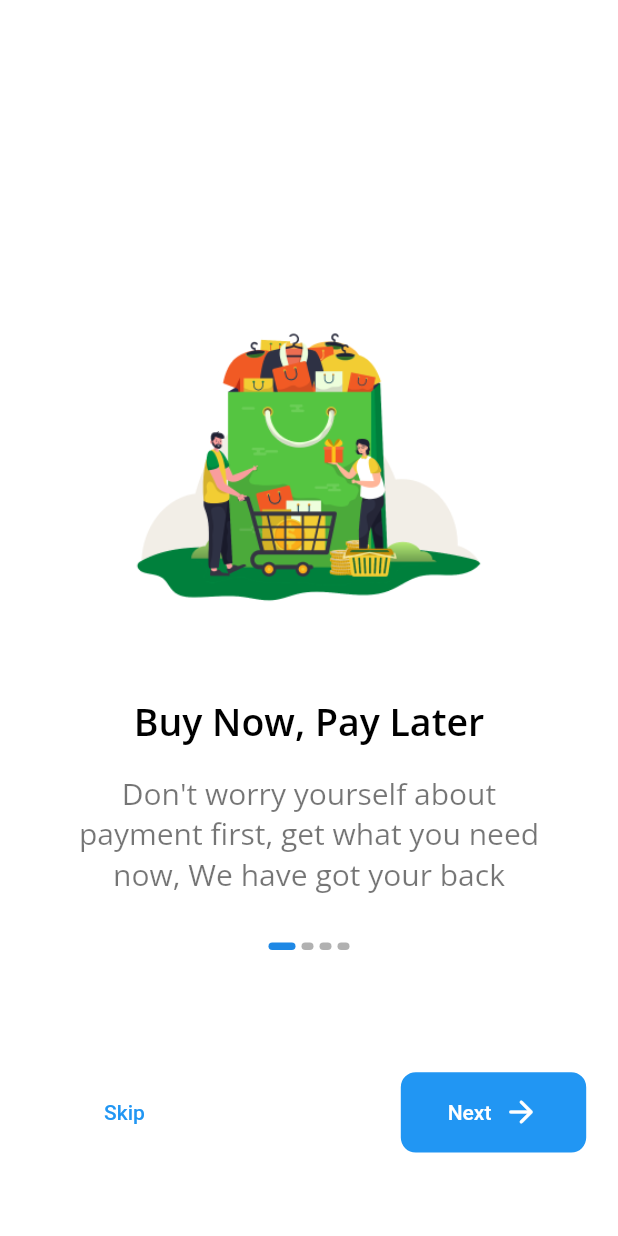
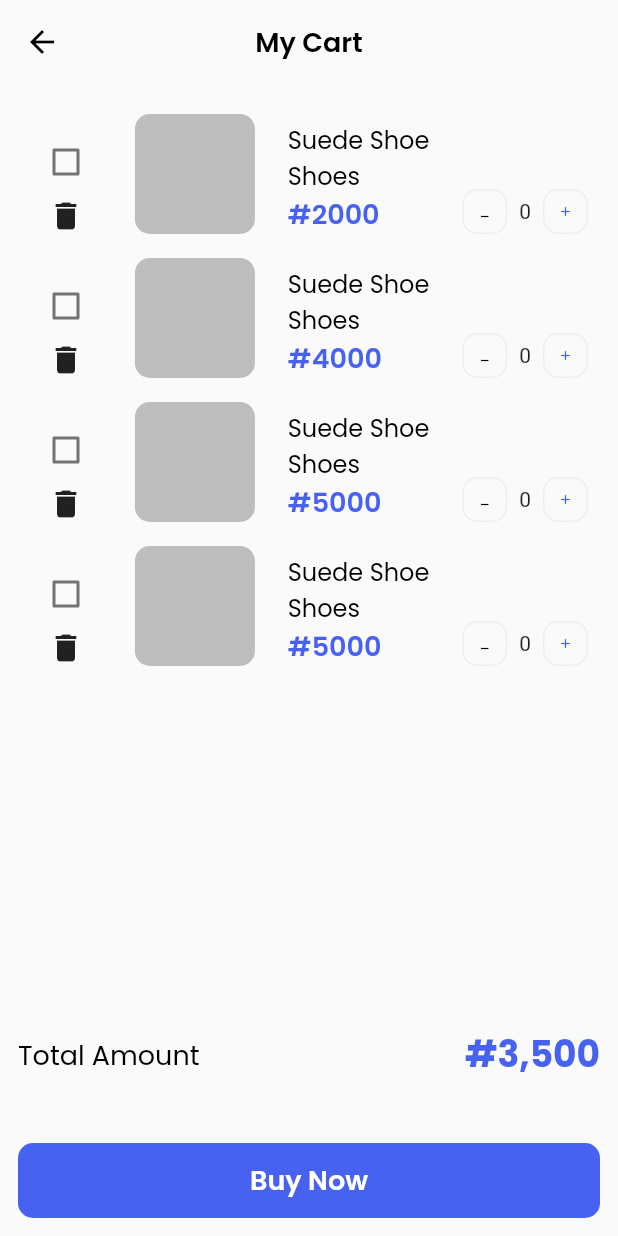
Before and after one commit to Praise650/sanlater, a Flutter app: the screen it shows after launch, on a phone screen of 412 x 824 dp. Run offline on Flutter 3.47's test engine with Material 2 defaults, Android fonts, the light colour scheme and no system bars; our stand-ins replace flutter_hooks, font_awesome_flutter, google_fonts, modal_progress_hud_nsn.

Commit message:
I created the cart screen using provider. I created a custom button, cart tile and a cart tile model

```diff
--- /dev/null
+++ b/lib/component/cart_tiles.dart
@@ -0,0 +1,98 @@
+import 'package:flutter/material.dart';
+import 'package:sanlater/util.dart/colors.dart';
+import 'package:sanlater/util.dart/text_styles.dart';
+class CartTiles extends StatelessWidget {
+  final bool isChecked;
+  final checkCallBack;
+  final String desc;
+  final String category;
+  final String price;
+  final Function()? minusOnTap;
+  final int? numberOfItem;
+  final Function()? addOnTap;
+  final Function()? onTapDelete;
+  CartTiles({
+    required this.isChecked,
+    this.checkCallBack,
+    required this.desc,
+    required this.category,
+    required this.price,
+    this.addOnTap,
+    this.minusOnTap,
+    this.numberOfItem,
+    this.onTapDelete,
+  });
+  @override
+  Widget build(BuildContext context) {
+    return Padding(
+      padding: const EdgeInsets.all(8.0),
+      child: Container(
+        child: Row(
+          crossAxisAlignment: CrossAxisAlignment.end,
+          mainAxisAlignment: MainAxisAlignment.spaceBetween,
+          children: [
+            Column(
+              children: [
+                Checkbox(
+                    value: isChecked,
+                    onChanged: checkCallBack,
+                ),
+                InkWell(
+                    onTap: onTapDelete,
+                    child: Icon(Icons.delete)),
+              ],
+            ),
+            Container(
+              decoration: BoxDecoration(
+                color: App.appGrey[400],
+                borderRadius: BorderRadius.circular(10),
+              ),
+              height: 80,
+                width: 80,
+            ),
+            Column(
+              crossAxisAlignment: CrossAxisAlignment.start,
+              children: [
+                Text(desc, style: sizeSixteenLightBlack,),
+                Text(category, style: sizeSixteenLightGrey,),
+                Text(price, style: sizeEighteenBoldPrimary,),
+              ],
+            ),
+            Row(
+              children: [
+                InkWell(
+                  onTap: minusOnTap,
+                  child: Container(
+                    height: 30,
+                      width: 30,
+                      decoration: BoxDecoration(
+                        borderRadius: BorderRadius.circular(10),
+                        border: Border.all(color:App.appGrey[200]!),
+                        color: App.transparent,
+                      ),
+                      child: Icon(Icons.minimize_sharp, size: 10, color: App.appBlack,)),
+                ),
+                Padding(
+                  padding: const EdgeInsets.symmetric(horizontal: 8.0),
+                  child: Text(numberOfItem.toString()),
+                ),
+                InkWell(
+                  onTap: addOnTap,
+                  child: Container(
+                      height: 30,
+                      width: 30,
+                      decoration: BoxDecoration(
+                        borderRadius: BorderRadius.circular(10),
+                        border: Border.all(color:App.appGrey[200]!),
+                        color: App.transparent,
+                      ),
+                      child: Icon(Icons.add, size: 10, color: App.appPrimary,)),
+                ),
+              ],
+            )
+          ],
+        )
+      ),
+    );
+  }
+}
--- /dev/null
+++ b/lib/component/custom_button.dart
@@ -0,0 +1,31 @@
+import 'package:flutter/material.dart';
+class CustomButton extends StatelessWidget {
+ final Function()? onPressed;
+ final Color? buttonColor;
+ final ShapeBorder? buttonShape;
+ final String title;
+ final TextStyle? titleStyle;
+ final double multiplyingFactor;
+CustomButton({
+  required this.title,
+  this.buttonColor,
+  this.buttonShape,
+  this.onPressed,
+  this.titleStyle,
+  this.multiplyingFactor = 1,
+});
+  @override
+  Widget build(BuildContext context) {
+    return Container(
+      width: MediaQuery.of(context).size.width*multiplyingFactor,
+      child: MaterialButton(
+          onPressed: onPressed,
+          height: 50,
+        elevation: 0,
+        color: buttonColor,
+        shape: buttonShape,
+        child: Text(title, style: titleStyle,),
+      ),
+    );
+  }
+}
--- a/lib/main.dart
+++ b/lib/main.dart
@@ -2,6 +2,7 @@ import 'package:flutter/material.dart';
 import 'package:sanlater/ui/screens/get-started.dart';
 import 'package:sanlater/ui/screens/homepage/homepage-view.dart';
 import 'package:sanlater/ui/screens/main-screen.dart';
+import 'package:sanlater/ui/screens/my_cart_screen.dart';
 import 'ui/screens/onboarding.dart';
 import 'ui/screens/splash_screen.dart';
 
@@ -19,9 +20,10 @@ class MyApp extends StatelessWidget {
       theme: ThemeData(
         primarySwatch: Colors.blue,
       ),
-      initialRoute: 'splash_screen',
+      initialRoute: 'my_cart_screen',
       // home: CounterApp(),
       routes: {
+        'my_cart_screen':(context)=>MyCartScreen(),
         'splash_screen':(context)=>SplashScreen(),
         'onboarding': (context)=>OnboardingScreen(),
         'get-started':(context)=>GetStarted(),
--- /dev/null
+++ b/lib/models/cart_tiles_model.dart
@@ -0,0 +1,14 @@
+class CartTilesModel {
+  final String desc;
+  final String category;
+  final String price;
+  int numberOfItem;
+   bool isChecked;
+  CartTilesModel({
+    required this.desc,
+    required this.price,
+    required this.category,
+    this.numberOfItem=0,
+    this.isChecked=false,
+  });
+}
--- a/lib/ui/screens/main-screen.dart
+++ b/lib/ui/screens/main-screen.dart
@@ -27,7 +27,7 @@ class _MainScreenState extends State<MainScreen> {
       bottomNavigationBar: BottomNavigationBar(
         currentIndex: selectedIndex,
         backgroundColor: App.appPrimary,
-        enableFeedback: true,
+        // enableFeedback: true,
         selectedFontSize: 18,
         selectedItemColor: Colors.orange,
         onTap: (index){
--- /dev/null
+++ b/lib/ui/screens/myCart_viewModel.dart
@@ -0,0 +1,44 @@
+import 'dart:collection';
+
+import 'package:flutter/material.dart';
+import 'package:sanlater/models/cart_tiles_model.dart';
+class MyCartViewModel with ChangeNotifier{
+  List<CartTilesModel> _cartList = [
+    CartTilesModel(desc: 'Suede Shoe', price:'#2000', category: 'Shoes',),
+    CartTilesModel(desc: 'Suede Shoe', price:'#4000', category: 'Shoes',),
+    CartTilesModel(desc: 'Suede Shoe', price:'#5000', category: 'Shoes',),
+    CartTilesModel(desc: 'Suede Shoe', price:'#5000', category: 'Shoes'),
+  ];
+  int _numberOfItem = 0;
+  int get listLength{
+    return _cartList.length;
+  }
+  increaseNumberOfItem(int index){
+    _cartList[index].numberOfItem++;
+    notifyListeners();
+  }
+  decreaseNumberOfItem(int index){
+      if(_cartList[index].numberOfItem >0) {
+        _cartList[index].numberOfItem--;
+        notifyListeners();
+      }
+      else{
+        _cartList[index].numberOfItem = 0;
+        notifyListeners();
+      }
+  }
+  UnmodifiableListView get cartList{
+    return UnmodifiableListView(_cartList);
+  }
+  int get numberOfItems{
+    return _numberOfItem;
+  }
+   void toggleCheckBox(bool checked, int index){
+        _cartList[index].isChecked=checked;
+       notifyListeners();
+     }
+     void deleteList(index){
+    _cartList.remove(_cartList[index]);
+    notifyListeners();
+     }
+  }
--- /dev/null
+++ b/lib/ui/screens/my_cart_screen.dart
@@ -0,0 +1,71 @@
+import 'package:flutter/material.dart';
+import 'package:provider/provider.dart';
+import 'package:sanlater/component/cart_tiles.dart';
+import 'package:sanlater/component/custom_button.dart';
+import 'package:sanlater/ui/screens/myCart_viewModel.dart';
+import 'package:sanlater/util.dart/colors.dart';
+import 'package:sanlater/util.dart/text_styles.dart';
+class MyCartScreen extends StatelessWidget {
+  @override
+  Widget build(BuildContext context) {
+    return ChangeNotifierProvider(
+      create: (context)=>MyCartViewModel(),
+      child: Scaffold(
+        appBar: AppBar(
+        leading: IconButton(icon: Icon(Icons.arrow_back, color: App.appBlack,), onPressed: (){},),
+          title: Text('My Cart', style: titleStyleBlack,),
+          centerTitle: true,
+          elevation: 0,
+          backgroundColor: App.transparent,
+        ),
+        body: Padding(
+          padding: const EdgeInsets.all(12.0),
+          child: Column(
+            mainAxisAlignment: MainAxisAlignment.spaceBetween,
+            children: [
+              Container(
+                height: MediaQuery.of(context).size.height*0.7,
+                child: Consumer<MyCartViewModel>(
+                  builder: (context, model, _) {
+                    return ListView.builder(
+                      itemCount: model.listLength,
+                      itemBuilder: (context, index){
+                        return CartTiles(
+                          checkCallBack: (value)=>model.toggleCheckBox(value, index),
+                            addOnTap:()=> model.increaseNumberOfItem(index),
+                            minusOnTap:()=> model.decreaseNumberOfItem(index),
+                            isChecked: model.cartList[index].isChecked,
+                            desc:model.cartList[index].desc,
+                            category: model.cartList[index].category,
+                            price: model.cartList[index].price,
+                          numberOfItem: model.cartList[index].numberOfItem,
+                          onTapDelete:()=> model.deleteList(index),
+                        );
+                      },
+                    );
+                  }
+                  ),
+                ),
+              Row(
+                mainAxisAlignment: MainAxisAlignment.spaceBetween,
+                children: [
+                  Text('Total Amount', style: sizeEighteenLightBlack,),
+                  Text('#3,500', style: totalAmountStyle,),
+                ],
+              ),
+            CustomButton(
+              titleStyle: titleStyleWhite,
+                title: 'Buy Now',
+              onPressed: (){},
+              buttonColor: App.appPrimary,
+              buttonShape: RoundedRectangleBorder(
+                borderRadius: BorderRadius.circular(10),
+              ),
+            ),
+            ],
+          ),
+        ),
+      ),
+    );
+  }
+}
--- a/lib/util.dart/colors.dart
+++ b/lib/util.dart/colors.dart
@@ -1,10 +1,11 @@
 import 'package:flutter/material.dart';
 
 class App{
-  static final appPrimary = Colors.blue;
+  static final appPrimary = Color(0xff4762f1);
   static final appWhite = Colors.white;
   static final appOrange = Colors.redAccent;
   static final appGrey = Colors.grey;
   static final appteal = Colors.teal;
   static final appBlack = Colors.black;
+  static final transparent = Colors.transparent;
 }
--- /dev/null
+++ b/lib/util.dart/text_styles.dart
@@ -0,0 +1,40 @@
+import 'package:flutter/material.dart';
+import 'package:google_fonts/google_fonts.dart';
+
+import 'colors.dart';
+
+final titleStyleBlack = GoogleFonts.poppins(
+  color: App.appBlack,
+  fontSize: 18,
+  fontWeight: FontWeight.w600,
+);
+final titleStyleWhite = GoogleFonts.poppins(
+  color: App.appWhite,
+  fontSize: 18,
+  fontWeight: FontWeight.w600,
+);
+final sizeEighteenLightBlack = GoogleFonts.poppins(
+  color: App.appBlack,
+  fontSize: 18,
+  fontWeight: FontWeight.w400,
+);
+final sizeEighteenBoldPrimary = GoogleFonts.poppins(
+  color: App.appPrimary,
+  fontSize: 18,
+  fontWeight: FontWeight.w600,
+);
+final sizeSixteenLightBlack = GoogleFonts.poppins(
+  color: App.appBlack,
+  fontSize: 16,
+  fontWeight: FontWeight.w400,
+);
+final sizeSixteenLightGrey = GoogleFonts.poppins(
+  color: App.appBlack,
+  fontSize: 16,
+  fontWeight: FontWeight.w400,
+);
+final totalAmountStyle = GoogleFonts.poppins(
+  color: App.appPrimary,
+  fontSize: 24,
+  fontWeight: FontWeight.w700,
+);
```
Also changed, not shown: pubspec.lock.
